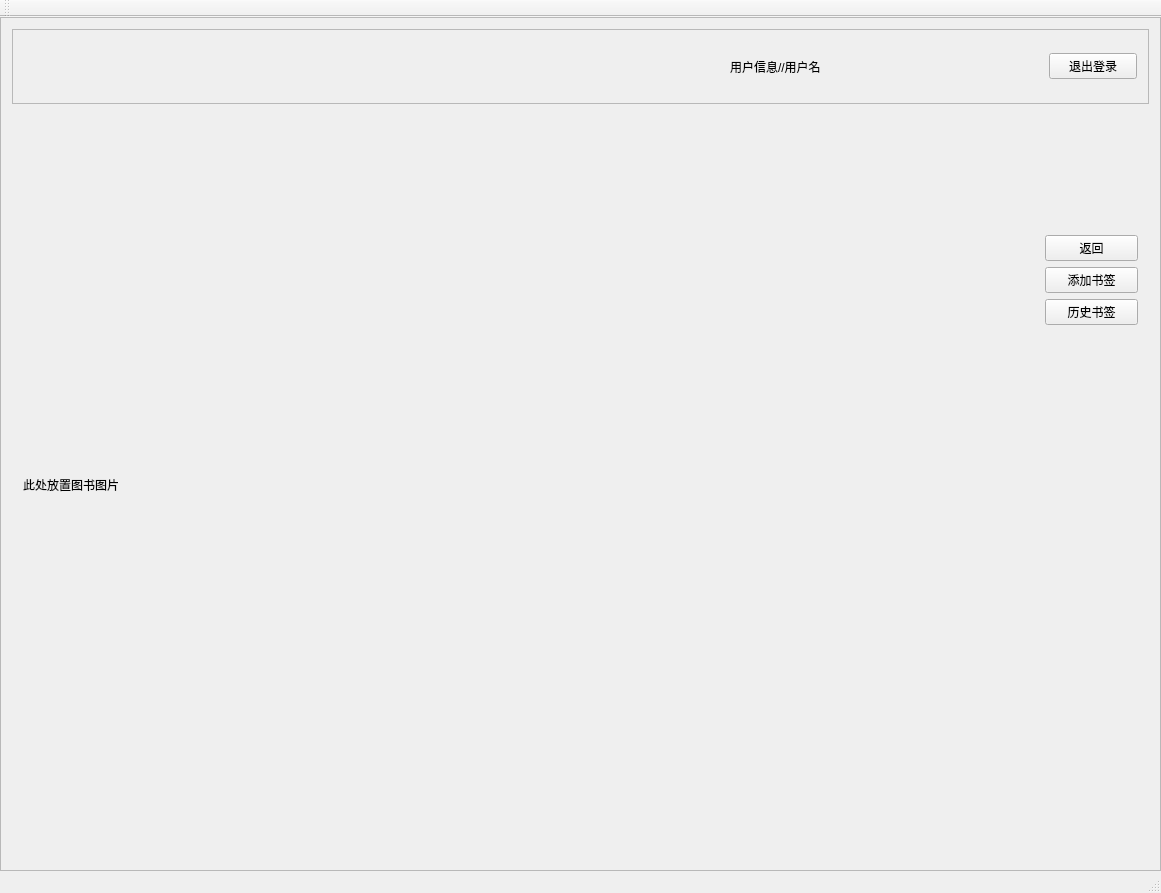
The window that reader.ui (lixiaojia2017/libclient) describes before a commit, drawn with Qt 5.
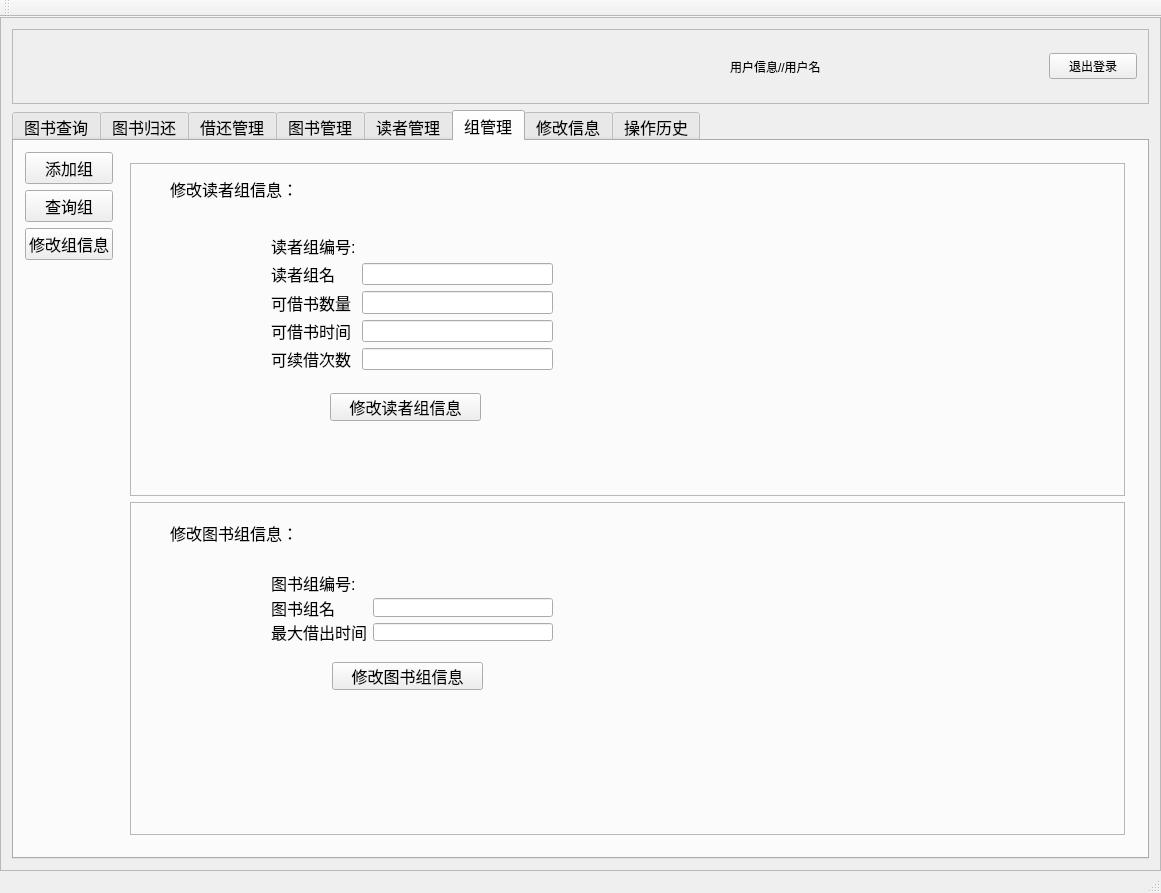
The same window after the commit. The open tabs and pages were chosen to show the change. Icons and pictures are not drawn.

Commit message: ui更新

```diff
--- a/reader.ui
+++ b/reader.ui
@@ -109,25 +109,6 @@
          </widget>
         </item>
         <item row="1" column="0">
-         <widget class="QStackedWidget" name="BOOKVIEW">
-          <property name="currentIndex">
-           <number>0</number>
-          </property>
-          <widget class="QWidget" name="page">
-           <layout class="QGridLayout" name="gridLayout_42">
-            <property name="leftMargin">
-             <number>0</number>
-            </property>
-            <property name="topMargin">
-             <number>0</number>
-            </property>
-            <property name="rightMargin">
-             <number>0</number>
-            </property>
-            <property name="bottomMargin">
-             <number>0</number>
-            </property>
-            <item row="0" column="0">
              <widget class="QTabWidget" name="tabWidget">
               <property name="enabled">
                <bool>true</bool>
@@ -1988,7 +1969,7 @@
                 <item row="1" column="0">
                  <widget class="QPushButton" name="DELETEGROUP">
                   <property name="text">
-                   <string>删除组</string>
+               <string>查询组</string>
                   </property>
                  </widget>
                 </item>
@@ -2012,6 +1993,468 @@
                   </property>
                  </spacer>
                 </item>
+            <item row="0" column="1" rowspan="4">
+             <widget class="QStackedWidget" name="groupStackedWidget">
+              <property name="currentIndex">
+               <number>2</number>
+              </property>
+              <widget class="QWidget" name="page_14">
+               <layout class="QGridLayout" name="gridLayout_50">
+                <item row="0" column="0">
+                 <widget class="QFrame" name="frame_12">
+                  <property name="frameShape">
+                   <enum>QFrame::StyledPanel</enum>
+                  </property>
+                  <property name="frameShadow">
+                   <enum>QFrame::Raised</enum>
+                  </property>
+                  <widget class="QLabel" name="label_7">
+                   <property name="geometry">
+                    <rect>
+                     <x>40</x>
+                     <y>10</y>
+                     <width>131</width>
+                     <height>31</height>
+                    </rect>
+                   </property>
+                   <property name="text">
+                    <string>添加读者组：</string>
+                   </property>
+                  </widget>
+                  <widget class="QPushButton" name="pushButton">
+                   <property name="geometry">
+                    <rect>
+                     <x>220</x>
+                     <y>230</y>
+                     <width>121</width>
+                     <height>28</height>
+                    </rect>
+                   </property>
+                   <property name="text">
+                    <string>添加读者组</string>
+                   </property>
+                  </widget>
+                  <widget class="QWidget" name="layoutWidget_2">
+                   <property name="geometry">
+                    <rect>
+                     <x>130</x>
+                     <y>60</y>
+                     <width>304</width>
+                     <height>131</height>
+                    </rect>
+                   </property>
+                   <layout class="QGridLayout" name="gridLayout_43">
+                    <item row="0" column="0">
+                     <widget class="QLabel" name="label_21">
+                      <property name="text">
+                       <string>读者组名</string>
+                      </property>
+                     </widget>
+                    </item>
+                    <item row="0" column="1">
+                     <widget class="QLineEdit" name="name_5"/>
+                    </item>
+                    <item row="1" column="0">
+                     <widget class="QLabel" name="label_41">
+                      <property name="text">
+                       <string>可借书数量</string>
+                      </property>
+                     </widget>
+                    </item>
+                    <item row="1" column="1">
+                     <widget class="QLineEdit" name="max_borrow_num"/>
+                    </item>
+                    <item row="2" column="0">
+                     <widget class="QLabel" name="label_53">
+                      <property name="text">
+                       <string>可借书时间</string>
+                      </property>
+                     </widget>
+                    </item>
+                    <item row="2" column="1">
+                     <widget class="QLineEdit" name="max_borrow_time"/>
+                    </item>
+                    <item row="3" column="0">
+                     <widget class="QLabel" name="label_55">
+                      <property name="text">
+                       <string>可续借次数</string>
+                      </property>
+                     </widget>
+                    </item>
+                    <item row="3" column="1">
+                     <widget class="QLineEdit" name="max_renew_time"/>
+                    </item>
+                   </layout>
+                  </widget>
+                 </widget>
+                </item>
+                <item row="1" column="0">
+                 <widget class="QFrame" name="frame_13">
+                  <property name="frameShape">
+                   <enum>QFrame::StyledPanel</enum>
+                  </property>
+                  <property name="frameShadow">
+                   <enum>QFrame::Raised</enum>
+                  </property>
+                  <widget class="QLabel" name="label_56">
+                   <property name="geometry">
+                    <rect>
+                     <x>30</x>
+                     <y>14</y>
+                     <width>111</width>
+                     <height>41</height>
+                    </rect>
+                   </property>
+                   <property name="text">
+                    <string>添加图书组：</string>
+                   </property>
+                  </widget>
+                  <widget class="QPushButton" name="pushButton_4">
+                   <property name="geometry">
+                    <rect>
+                     <x>222</x>
+                     <y>160</y>
+                     <width>131</width>
+                     <height>28</height>
+                    </rect>
+                   </property>
+                   <property name="text">
+                    <string>添加图书组</string>
+                   </property>
+                  </widget>
+                  <widget class="QWidget" name="layoutWidget">
+                   <property name="geometry">
+                    <rect>
+                     <x>140</x>
+                     <y>60</y>
+                     <width>304</width>
+                     <height>63</height>
+                    </rect>
+                   </property>
+                   <layout class="QGridLayout" name="gridLayout_49">
+                    <item row="0" column="0">
+                     <widget class="QLabel" name="label_57">
+                      <property name="text">
+                       <string>图书组名</string>
+                      </property>
+                     </widget>
+                    </item>
+                    <item row="0" column="1">
+                     <widget class="QLineEdit" name="name_6"/>
+                    </item>
+                    <item row="1" column="0">
+                     <widget class="QLabel" name="label_58">
+                      <property name="text">
+                       <string>最大借出时间</string>
+                      </property>
+                     </widget>
+                    </item>
+                    <item row="1" column="1">
+                     <widget class="QLineEdit" name="max_time"/>
+                    </item>
+                   </layout>
+                  </widget>
+                 </widget>
+                </item>
+               </layout>
+              </widget>
+              <widget class="QWidget" name="page_15">
+               <layout class="QGridLayout" name="gridLayout_54">
+                <item row="0" column="0">
+                 <layout class="QGridLayout" name="gridLayout_42">
+                  <item row="0" column="0">
+                   <widget class="QLabel" name="label_59">
+                    <property name="text">
+                     <string>组编号</string>
+                    </property>
+                   </widget>
+                  </item>
+                  <item row="0" column="1">
+                   <widget class="QLineEdit" name="groupid_4"/>
+                  </item>
+                  <item row="0" column="2">
+                   <widget class="QPushButton" name="searchBookgroup">
+                    <property name="text">
+                     <string>图书组查询</string>
+                    </property>
+                   </widget>
+                  </item>
+                  <item row="0" column="3">
+                   <widget class="QPushButton" name="searchReadergroup">
+                    <property name="text">
+                     <string>读者组查询</string>
+                    </property>
+                   </widget>
+                  </item>
+                 </layout>
+                </item>
+                <item row="0" column="1">
+                 <spacer name="horizontalSpacer_30">
+                  <property name="orientation">
+                   <enum>Qt::Horizontal</enum>
+                  </property>
+                  <property name="sizeHint" stdset="0">
+                   <size>
+                    <width>455</width>
+                    <height>20</height>
+                   </size>
+                  </property>
+                 </spacer>
+                </item>
+                <item row="1" column="0" colspan="2">
+                 <widget class="QScrollArea" name="scrollArea_8">
+                  <property name="widgetResizable">
+                   <bool>true</bool>
+                  </property>
+                  <widget class="QWidget" name="scrollAreaWidgetContents_8">
+                   <property name="geometry">
+                    <rect>
+                     <x>0</x>
+                     <y>0</y>
+                     <width>969</width>
+                     <height>605</height>
+                    </rect>
+                   </property>
+                   <layout class="QGridLayout" name="gridLayout_53">
+                    <item row="0" column="0" rowspan="4">
+                     <widget class="QTableWidget" name="searchResult_8"/>
+                    </item>
+                    <item row="0" column="1">
+                     <spacer name="verticalSpacer_18">
+                      <property name="orientation">
+                       <enum>Qt::Vertical</enum>
+                      </property>
+                      <property name="sizeHint" stdset="0">
+                       <size>
+                        <width>20</width>
+                        <height>249</height>
+                       </size>
+                      </property>
+                     </spacer>
+                    </item>
+                    <item row="1" column="1">
+                     <widget class="QPushButton" name="deleteGroup">
+                      <property name="text">
+                       <string>删除组</string>
+                      </property>
+                     </widget>
+                    </item>
+                    <item row="2" column="1">
+                     <widget class="QPushButton" name="changeGroup">
+                      <property name="text">
+                       <string>修改组信息</string>
+                      </property>
+                     </widget>
+                    </item>
+                    <item row="3" column="1">
+                     <spacer name="verticalSpacer_19">
+                      <property name="orientation">
+                       <enum>Qt::Vertical</enum>
+                      </property>
+                      <property name="sizeHint" stdset="0">
+                       <size>
+                        <width>20</width>
+                        <height>249</height>
+                       </size>
+                      </property>
+                     </spacer>
+                    </item>
+                   </layout>
+                  </widget>
+                 </widget>
+                </item>
+               </layout>
+              </widget>
+              <widget class="QWidget" name="page_16">
+               <layout class="QGridLayout" name="gridLayout_57">
+                <item row="0" column="0">
+                 <widget class="QFrame" name="frame_16">
+                  <property name="frameShape">
+                   <enum>QFrame::StyledPanel</enum>
+                  </property>
+                  <property name="frameShadow">
+                   <enum>QFrame::Raised</enum>
+                  </property>
+                  <widget class="QLabel" name="label_67">
+                   <property name="geometry">
+                    <rect>
+                     <x>40</x>
+                     <y>10</y>
+                     <width>151</width>
+                     <height>31</height>
+                    </rect>
+                   </property>
+                   <property name="text">
+                    <string>修改读者组信息：</string>
+                   </property>
+                  </widget>
+                  <widget class="QPushButton" name="pushButton_21">
+                   <property name="geometry">
+                    <rect>
+                     <x>200</x>
+                     <y>230</y>
+                     <width>151</width>
+                     <height>28</height>
+                    </rect>
+                   </property>
+                   <property name="text">
+                    <string>修改读者组信息</string>
+                   </property>
+                  </widget>
+                  <widget class="QWidget" name="layoutWidget_5">
+                   <property name="geometry">
+                    <rect>
+                     <x>130</x>
+                     <y>60</y>
+                     <width>304</width>
+                     <height>158</height>
+                    </rect>
+                   </property>
+                   <layout class="QGridLayout" name="gridLayout_56">
+                    <item row="1" column="1">
+                     <widget class="QLineEdit" name="name_8"/>
+                    </item>
+                    <item row="2" column="0">
+                     <widget class="QLabel" name="label_69">
+                      <property name="text">
+                       <string>可借书数量</string>
+                      </property>
+                     </widget>
+                    </item>
+                    <item row="1" column="0">
+                     <widget class="QLabel" name="label_68">
+                      <property name="text">
+                       <string>读者组名</string>
+                      </property>
+                     </widget>
+                    </item>
+                    <item row="2" column="1">
+                     <widget class="QLineEdit" name="max_borrow_num_2"/>
+                    </item>
+                    <item row="3" column="0">
+                     <widget class="QLabel" name="label_70">
+                      <property name="text">
+                       <string>可借书时间</string>
+                      </property>
+                     </widget>
+                    </item>
+                    <item row="4" column="1">
+                     <widget class="QLineEdit" name="max_renew_time_2"/>
+                    </item>
+                    <item row="4" column="0">
+                     <widget class="QLabel" name="label_71">
+                      <property name="text">
+                       <string>可续借次数</string>
+                      </property>
+                     </widget>
+                    </item>
+                    <item row="3" column="1">
+                     <widget class="QLineEdit" name="max_borrow_time_2"/>
+                    </item>
+                    <item row="0" column="0">
+                     <widget class="QLabel" name="label_73">
+                      <property name="text">
+                       <string>读者组编号:</string>
+                      </property>
+                     </widget>
+                    </item>
+                    <item row="0" column="1">
+                     <widget class="QLabel" name="readerGroupid">
+                      <property name="text">
+                       <string/>
+                      </property>
+                     </widget>
+                    </item>
+                   </layout>
+                  </widget>
+                 </widget>
+                </item>
+                <item row="1" column="0">
+                 <widget class="QFrame" name="frame_15">
+                  <property name="frameShape">
+                   <enum>QFrame::StyledPanel</enum>
+                  </property>
+                  <property name="frameShadow">
+                   <enum>QFrame::Raised</enum>
+                  </property>
+                  <widget class="QLabel" name="label_60">
+                   <property name="geometry">
+                    <rect>
+                     <x>40</x>
+                     <y>10</y>
+                     <width>151</width>
+                     <height>41</height>
+                    </rect>
+                   </property>
+                   <property name="text">
+                    <string>修改图书组信息：</string>
+                   </property>
+                  </widget>
+                  <widget class="QPushButton" name="pushButton_20">
+                   <property name="geometry">
+                    <rect>
+                     <x>202</x>
+                     <y>160</y>
+                     <width>151</width>
+                     <height>28</height>
+                    </rect>
+                   </property>
+                   <property name="text">
+                    <string>修改图书组信息</string>
+                   </property>
+                  </widget>
+                  <widget class="QWidget" name="layoutWidget_4">
+                   <property name="geometry">
+                    <rect>
+                     <x>130</x>
+                     <y>60</y>
+                     <width>304</width>
+                     <height>90</height>
+                    </rect>
+                   </property>
+                   <layout class="QGridLayout" name="gridLayout_55">
+                    <item row="2" column="0">
+                     <widget class="QLabel" name="label_62">
+                      <property name="text">
+                       <string>最大借出时间</string>
+                      </property>
+                     </widget>
+                    </item>
+                    <item row="2" column="1">
+                     <widget class="QLineEdit" name="max_time_2"/>
+                    </item>
+                    <item row="1" column="1">
+                     <widget class="QLineEdit" name="name_7"/>
+                    </item>
+                    <item row="1" column="0">
+                     <widget class="QLabel" name="label_61">
+                      <property name="text">
+                       <string>图书组名</string>
+                      </property>
+                     </widget>
+                    </item>
+                    <item row="0" column="0">
+                     <widget class="QLabel" name="label_75">
+                      <property name="text">
+                       <string>图书组编号:</string>
+                      </property>
+                     </widget>
+                    </item>
+                    <item row="0" column="1">
+                     <widget class="QLabel" name="bookGroupid">
+                      <property name="text">
+                       <string/>
+                      </property>
+                     </widget>
+                    </item>
+                   </layout>
+                  </widget>
+                 </widget>
+                </item>
+               </layout>
+              </widget>
+             </widget>
+            </item>
                </layout>
               </widget>
               <widget class="QWidget" name="tab_changeInformation">
@@ -2454,106 +2897,6 @@
                     </item>
                    </layout>
                   </widget>
-                 </widget>
-                </item>
-               </layout>
-              </widget>
-             </widget>
-            </item>
-           </layout>
-          </widget>
-          <widget class="QWidget" name="page_2">
-           <layout class="QGridLayout" name="gridLayout_43">
-            <item row="2" column="1">
-             <widget class="QPushButton" name="pushButton_4">
-              <property name="text">
-               <string>添加书签</string>
-              </property>
-             </widget>
-            </item>
-            <item row="5" column="1">
-             <spacer name="verticalSpacer_23">
-              <property name="orientation">
-               <enum>Qt::Vertical</enum>
-              </property>
-              <property name="sizeHint" stdset="0">
-               <size>
-                <width>20</width>
-                <height>85</height>
-               </size>
-              </property>
-             </spacer>
-            </item>
-            <item row="6" column="1">
-             <spacer name="verticalSpacer_22">
-              <property name="orientation">
-               <enum>Qt::Vertical</enum>
-              </property>
-              <property name="sizeHint" stdset="0">
-               <size>
-                <width>20</width>
-                <height>308</height>
-               </size>
-              </property>
-             </spacer>
-            </item>
-            <item row="4" column="1">
-             <spacer name="verticalSpacer_24">
-              <property name="orientation">
-               <enum>Qt::Vertical</enum>
-              </property>
-              <property name="sizeHint" stdset="0">
-               <size>
-                <width>20</width>
-                <height>84</height>
-               </size>
-              </property>
-             </spacer>
-            </item>
-            <item row="0" column="1">
-             <spacer name="verticalSpacer_25">
-              <property name="orientation">
-               <enum>Qt::Vertical</enum>
-              </property>
-              <property name="sizeHint" stdset="0">
-               <size>
-                <width>20</width>
-                <height>85</height>
-               </size>
-              </property>
-             </spacer>
-            </item>
-            <item row="3" column="1">
-             <widget class="QPushButton" name="pushButton_11">
-              <property name="minimumSize">
-               <size>
-                <width>93</width>
-                <height>0</height>
-               </size>
-              </property>
-              <property name="maximumSize">
-               <size>
-                <width>93</width>
-                <height>16777215</height>
-               </size>
-              </property>
-              <property name="text">
-               <string>历史书签</string>
-              </property>
-             </widget>
-            </item>
-            <item row="0" column="0" rowspan="7">
-             <widget class="QLabel" name="label_7">
-              <property name="text">
-               <string>此处放置图书图片</string>
-              </property>
-             </widget>
-            </item>
-            <item row="1" column="1">
-             <widget class="QPushButton" name="BACK">
-              <property name="text">
-               <string>返回</string>
-              </property>
              </widget>
             </item>
            </layout>
```
Left out of the diff: 246 changed lines with no effect on the pictures. Lines whose indentation alone changed are shown as unchanged.
